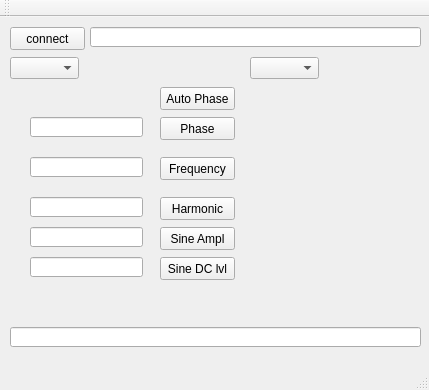
Old version of the form SerialPortCommunicationQt/SerialPortCommunication/SRS/LockInAmplifier/Final_Lock-In-Amplifier/mainwindow.ui in the repository vicvict/Lock-In-Amplifier.
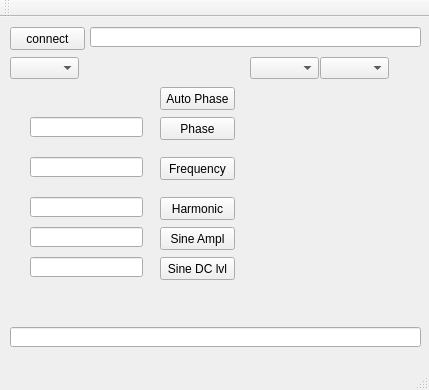
New version of the form.

Commit message: ref source programmed

What changed in the file:
```diff
--- a/SerialPortCommunicationQt/SerialPortCommunication/SRS/LockInAmplifier/Final_Lock-In-Amplifier/mainwindow.ui
+++ b/SerialPortCommunicationQt/SerialPortCommunication/SRS/LockInAmplifier/Final_Lock-In-Amplifier/mainwindow.ui
@@ -195,6 +195,16 @@
      </rect>
     </property>
    </widget>
+   <widget class="QComboBox" name="comboBoxRefSource">
+    <property name="geometry">
+     <rect>
+      <x>320</x>
+      <y>40</y>
+      <width>69</width>
+      <height>22</height>
+     </rect>
+    </property>
+   </widget>
   </widget>
   <widget class="QMenuBar" name="menuBar">
    <property name="geometry">
```
The commit also changes 6 other files.
